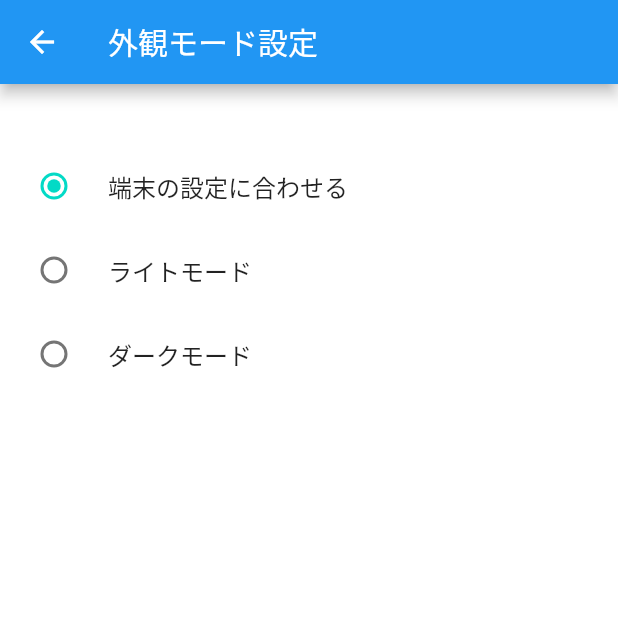
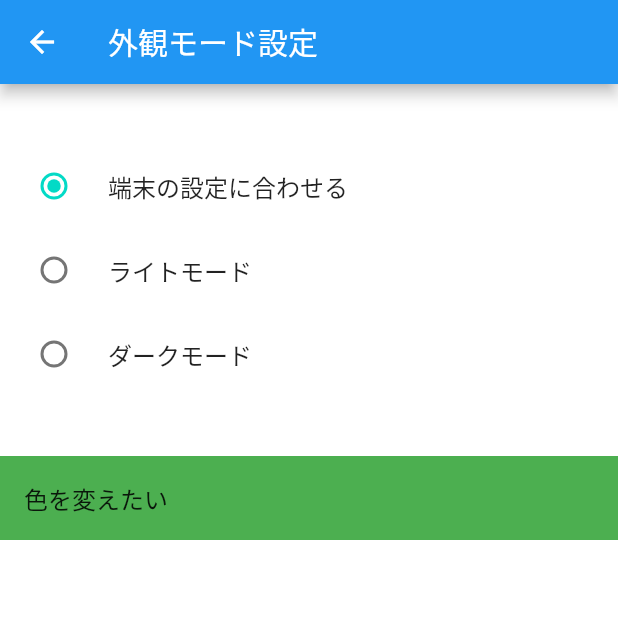
Before and after one commit to miyakeryo/flutter_kaigi_2022, a Flutter app: the SettingsPage screen opened directly, on a phone screen of 412 x 824 dp, the top half of it. Run offline on Flutter 3.47's test engine with Material 2 defaults, Android fonts, the phone set to English and light mode, and no system bars; our stand-ins replace shared_preferences; accounts and stored records are empty.

Commit message:
allow customizing OreTheme

```diff
--- a/lib/ore_theme.dart
+++ b/lib/ore_theme.dart
@@ -51,4 +51,12 @@ class OreThemeData {
   static const dark = OreThemeData(
     settingsTileColor: Colors.black,
   );
+
+  OreThemeData copyWith({
+    Color? settingsTileColor,
+  }) {
+    return OreThemeData(
+      settingsTileColor: settingsTileColor ?? this.settingsTileColor,
+    );
+  }
 }
--- a/lib/settings.dart
+++ b/lib/settings.dart
@@ -15,7 +15,6 @@ class _SettingsPageState extends State<SettingsPage> {
   @override
   Widget build(BuildContext context) {
     final myThemeSettings = context.read<MyThemeSettings>();
-    final oreTheme = OreTheme.of(context);
     return Scaffold(
       appBar: AppBar(
         title: const Text('外観モード設定'),
@@ -24,20 +23,63 @@ class _SettingsPageState extends State<SettingsPage> {
         children: [
           const SizedBox(height: 40),
           ...ThemeMode.values.map((themeMode) {
-            return RadioListTile(
-              title: Text(themeMode.text),
-              tileColor: oreTheme.settingsTileColor,
-              value: themeMode,
-              groupValue: myThemeSettings.themeMode,
-              onChanged: (_) {
+            return _ThemeModeListTile(
+              currentThemeMode: myThemeSettings.themeMode,
+              themeMode: themeMode,
+              onChanged: (themeMode) {
                 setState(() {
                   myThemeSettings.themeMode = themeMode;
                 });
               },
             );
           }),
+          const SizedBox(height: 40),
+          OreTheme(
+            data: OreTheme.of(context).copyWith(
+              settingsTileColor: Colors.green,
+            ),
+            child: const _TextListTile(title: '色を変えたい'),
+          ),
         ],
       ),
+    );
+  }
+}
+
+class _ThemeModeListTile extends StatelessWidget {
+  final ThemeMode currentThemeMode;
+  final ThemeMode themeMode;
+  final ValueChanged<ThemeMode> onChanged;
+
+  const _ThemeModeListTile({
+    required this.currentThemeMode,
+    required this.themeMode,
+    required this.onChanged,
+  });
+
+  @override
+  Widget build(BuildContext context) {
+    final oreTheme = OreTheme.of(context);
+    return RadioListTile(
+      title: Text(themeMode.text),
+      tileColor: oreTheme.settingsTileColor,
+      value: themeMode,
+      groupValue: currentThemeMode,
+      onChanged: (_) => onChanged(themeMode),
+    );
+  }
+}
+
+class _TextListTile extends StatelessWidget {
+  final String title;
+  const _TextListTile({required this.title});
+
+  @override
+  Widget build(BuildContext context) {
+    final oreTheme = OreTheme.of(context);
+    return ListTile(
+      title: Text(title),
+      tileColor: oreTheme.settingsTileColor,
     );
   }
 }
```
